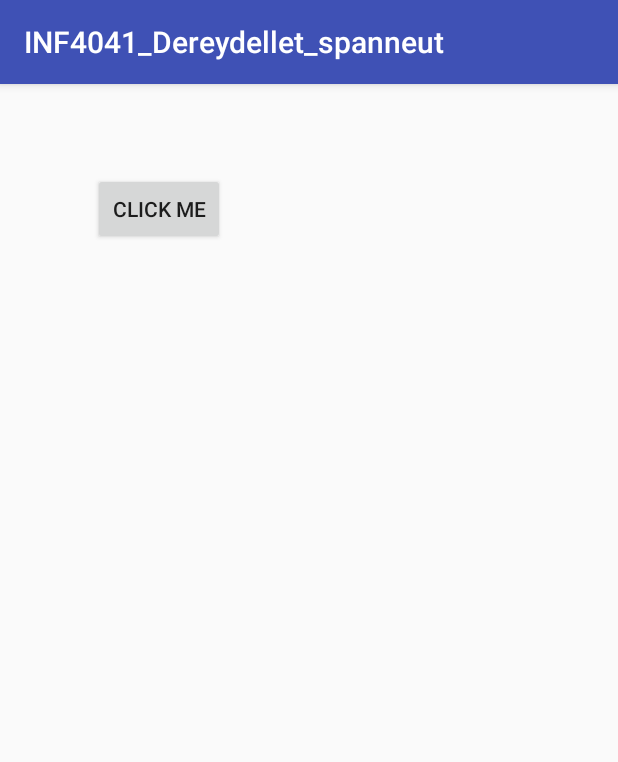
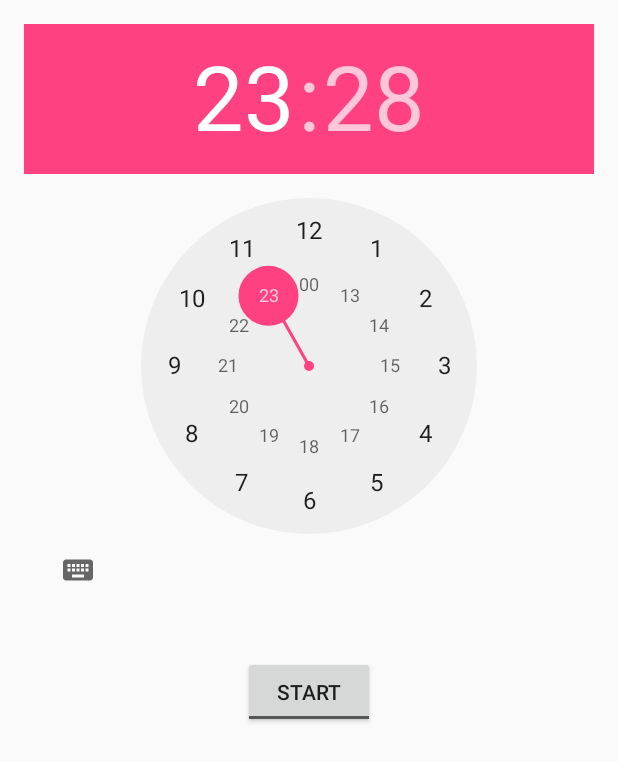
Before and after one commit to larako/INF4041_Dereydellet_Spanneut, an Android app: the screen it shows after launch (MainActivity), on a phone screen of 412 x 824 dp. Shown: the top 762 px of the screen. Run offline under Robolectric (Android 15) with nearby library versions, the phone set to English and light mode, and no system bars.

Commit message:
ajout de la plage horaire (graphisme à améliorer)

```diff
--- a/app/src/main/AndroidManifest.xml
+++ b/app/src/main/AndroidManifest.xml
@@ -1,7 +1,7 @@
 <?xml version="1.0" encoding="utf-8"?>
 <manifest xmlns:android="http://schemas.android.com/apk/res/android"
     package="com.example.soka.inf4041_dereydellet_spanneut">
-
+    <uses-permission android:name="android.permission.WAKE_LOCK" />
     <application
         android:allowBackup="true"
         android:icon="@mipmap/ic_launcher"
@@ -15,6 +15,8 @@
                 <category android:name="android.intent.category.LAUNCHER" />
             </intent-filter>
         </activity>
+
+        <receiver android:name=".AlarmReceiver" />
     </application>
 
 </manifest>
--- a/app/src/main/java/com/example/soka/inf4041_dereydellet_spanneut/MainActivity.java
+++ b/app/src/main/java/com/example/soka/inf4041_dereydellet_spanneut/MainActivity.java
@@ -1,25 +1,107 @@
 package com.example.soka.inf4041_dereydellet_spanneut;
 
-import android.support.v7.app.AppCompatActivity;
+import android.app.Notification;
+import android.app.NotificationManager;
+import android.content.Context;
+import android.graphics.Color;
+import android.support.v4.app.NotificationCompat;
 import android.os.Bundle;
 import android.view.View;
 import android.widget.Button;
 import android.widget.Toast;
 
-public class MainActivity extends AppCompatActivity {
+import android.app.Activity;
+import android.app.AlarmManager;
+import android.app.PendingIntent;
+import android.content.Intent;
+import android.os.Bundle;
+import android.util.Log;
+import android.view.View;
+import android.widget.TextView;
+import android.widget.TimePicker;
+import android.widget.ToggleButton;
+
+import java.util.Calendar;
+
+public class MainActivity extends Activity {
+
+    AlarmManager alarmManager;
+    private PendingIntent pendingIntent;
+    private TimePicker time;
+    private static MainActivity inst;
+    private TextView alarmTextView;
+    private ToggleButton toggleButton;
+    private boolean ispush=false;
+    private NotificationManager alarmNotificationManager;
+
+    public static MainActivity instance() {
+        return inst;
+    }
+
+    @Override
+    public void onStart() {
+        super.onStart();
+        inst = this;
+    }
 
     @Override
     protected void onCreate(Bundle savedInstanceState) {
         super.onCreate(savedInstanceState);
         setContentView(R.layout.activity_main);
+        time = (TimePicker) findViewById(R.id.alarmTimePicker);
+        time.setIs24HourView(true);
+        //time.setBackgroundColor(Color.BLUE); pour changer la couleur
+        //time.setScaleX(0.50f); pour changer la taille
+        //time.setScaleY(0.50f);
+         toggleButton = (ToggleButton) findViewById(R.id.toggleButton);
+        alarmManager = (AlarmManager) getSystemService(ALARM_SERVICE);
+    }
 
-        Button button1 = (Button) findViewById(R.id.btn_clickme);
-        button1.setOnClickListener(new View.OnClickListener() {
+    public void click(View view) {
+        if (((ToggleButton) view).isChecked()) {
+            setToast("activé");
+            Calendar newTime = Calendar.getInstance();
+            newTime.set(Calendar.HOUR_OF_DAY, time.getCurrentHour());
+            newTime.set(Calendar.MINUTE, time.getCurrentMinute());
+            ispush=true;
+            createNotification("blocage activé");
+            //toggleButton.setText("Stop");
+            Intent intent = new Intent(MainActivity.this, AlarmReceiver.class);
+            pendingIntent = PendingIntent.getBroadcast(MainActivity.this, 0, intent, 0);
+            alarmManager.set(AlarmManager.RTC, newTime.getTimeInMillis(), pendingIntent);
+        } else {
+            cancel();
+        }
+    }
 
-            @Override
-            public void onClick(View view) {
-                Toast.makeText(getBaseContext(), "Hello" , Toast.LENGTH_SHORT ).show();
-            }
-        });
+    public void cancel(){
+        alarmManager.cancel(pendingIntent);
+        ispush=false;
+        //toggleButton.setText("Start");
+        createNotification("END");
+        setToast("désactivé");
     }
+
+    public void setToast(String text){
+        Toast.makeText(getBaseContext(), text , Toast.LENGTH_SHORT ).show();
+    }
+
+    public void createNotification(String message){
+
+        alarmNotificationManager = (NotificationManager) this
+                .getSystemService(Context.NOTIFICATION_SERVICE);
+
+        PendingIntent contentIntent = PendingIntent.getActivity(this, 0,
+                new Intent(this, MainActivity.class), 0);
+
+        NotificationCompat.Builder alamNotificationBuilder = new NotificationCompat.Builder(
+                this).setContentTitle("Alarm").setSmallIcon(R.mipmap.ic_launcher)
+                .setStyle(new NotificationCompat.BigTextStyle().bigText(message))
+                .setContentText(message);
+
+
+        alamNotificationBuilder.setContentIntent(contentIntent);
+        alarmNotificationManager.notify(1, alamNotificationBuilder.build());
+    }
+
 }
--- a/app/src/main/res/layout/activity_main.xml
+++ b/app/src/main/res/layout/activity_main.xml
@@ -10,15 +10,24 @@
     android:paddingTop="@dimen/activity_vertical_margin"
     tools:context="com.example.soka.inf4041_dereydellet_spanneut.MainActivity">
 
-    <Button
+    <TimePicker
         android:layout_width="wrap_content"
         android:layout_height="wrap_content"
-        android:text="Click Me"
-        android:id="@+id/btn_clickme"
-        android:layout_marginTop="43dp"
+        android:id="@+id/alarmTimePicker"
         android:layout_alignParentTop="true"
         android:layout_alignParentLeft="true"
-        android:layout_alignParentStart="true"
-        android:layout_marginLeft="46dp"
-        android:layout_marginStart="46dp" />
+        android:layout_alignParentStart="true" />
+
+    <ToggleButton
+        android:text="ToggleButton"
+        android:layout_width="wrap_content"
+        android:layout_height="wrap_content"
+        android:layout_marginTop="33dp"
+        android:id="@+id/toggleButton"
+        android:textOff="start"
+        android:textOn="stop"
+        android:onClick="click"
+        android:layout_below="@+id/alarmTimePicker"
+        android:layout_centerHorizontal="true" />
+
 </RelativeLayout>
```
Also changed, not shown: app/src/main/java/com/example/soka/inf4041_dereydellet_spanneut/AlarmReceiver.java (added, +22 -0 lines), 4 other files.
